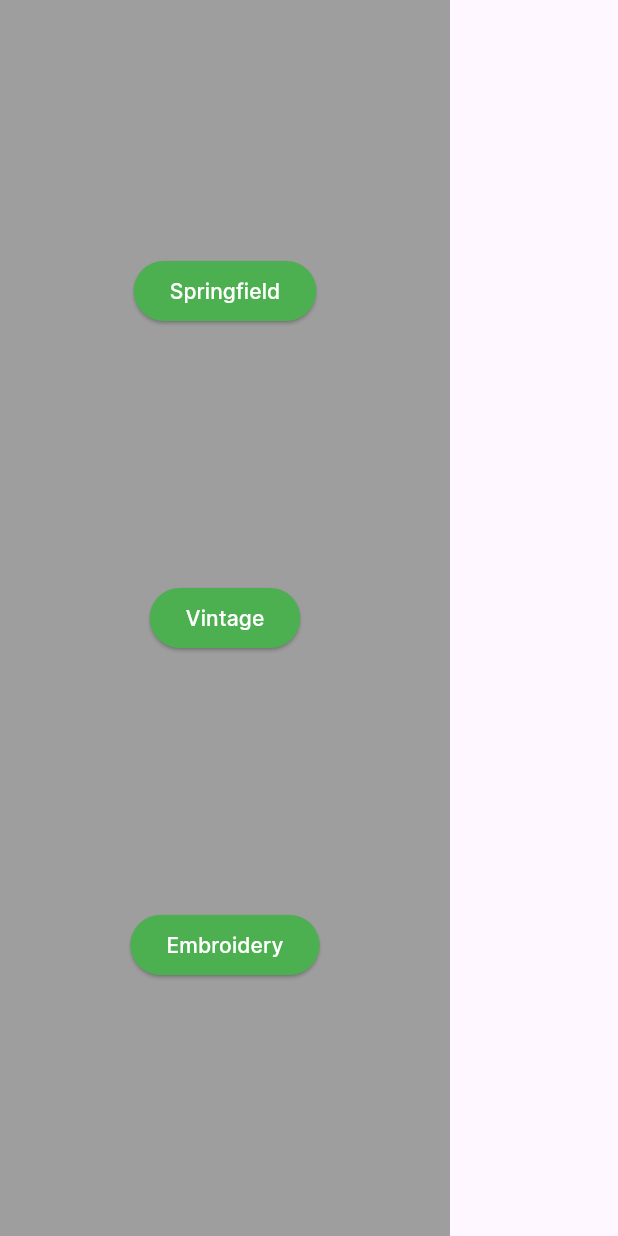
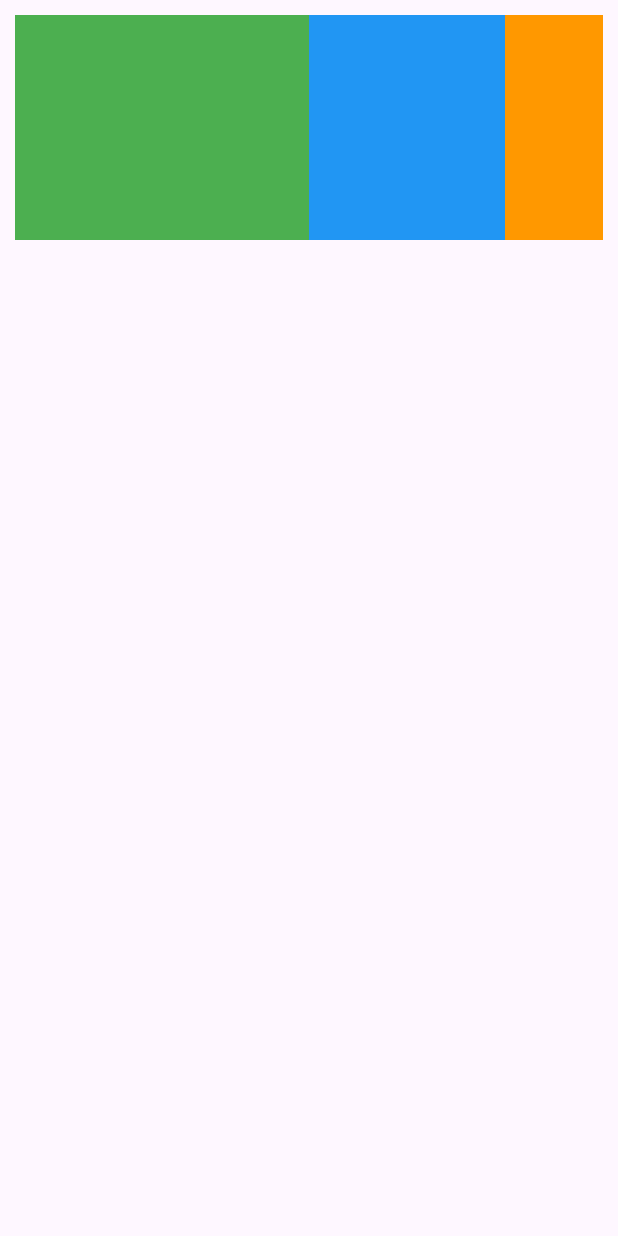
Before and after one commit to RokeyHung/first-app_flutter, a Flutter app: the screen it shows after launch, on a phone screen of 412 x 824 dp. Run offline on Flutter 3.47's test engine with Material 3 defaults, Android fonts, the phone set to English and light mode, and no system bars.

Commit message:
Expanded // ~~Flex

```diff
--- a/lib/main.dart
+++ b/lib/main.dart
@@ -22,36 +22,29 @@ class MyWidget extends StatelessWidget {
   @override
   Widget build(BuildContext context) {
     return Container(
-      color: Colors.grey,
-      width: 300,
-      child: Column(
-        mainAxisSize: MainAxisSize.max,
-        mainAxisAlignment: MainAxisAlignment.spaceEvenly,
-        crossAxisAlignment: CrossAxisAlignment.center,
+      margin: const EdgeInsets.all(10),
+      child: Row(
         children: [
-          ElevatedButton(
-            onPressed: () {},
-            style: ElevatedButton.styleFrom(
-              backgroundColor: Colors.green,
-              foregroundColor: Colors.white,
+          Expanded(
+            flex: 3,
+            child: Container(
+              color: Colors.green,
+              height: 150,
             ),
-            child: const Text('Springfield'),
           ),
-          ElevatedButton(
-            onPressed: () {},
-            style: ElevatedButton.styleFrom(
-              backgroundColor: Colors.green,
-              foregroundColor: Colors.white,
+          Expanded(
+            flex: 2,
+            child: Container(
+              color: Colors.blue,
+              height: 150,
             ),
-            child: const Text('Vintage'),
           ),
-          ElevatedButton(
-            onPressed: () {},
-            style: ElevatedButton.styleFrom(
-              backgroundColor: Colors.green,
-              foregroundColor: Colors.white,
+          Expanded(
+            flex: 1,
+            child: Container(
+              color: Colors.orange,
+              height: 150,
             ),
-            child: const Text('Embroidery'),
           ),
         ],
       ),
```
